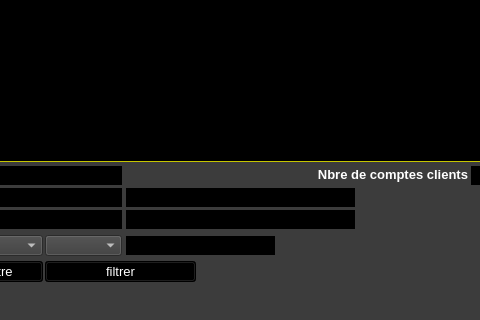
Above: ui/yeroth-erp-clients-window.ui from xnoumbissinoundou/yeroth-erp-3.0 before the change; both pictures show x 119 to 599 and y 280 to 600 of the 800 by 600 pixel window. Below: the same form after it.
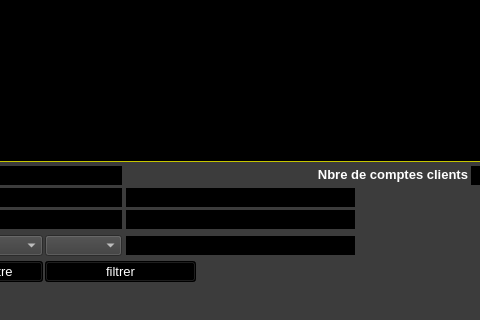
That is the form after the change. Icons and pictures are not drawn. Custom widgets are drawn as their Qt base class.

```diff
--- a/ui/yeroth-erp-clients-window.ui
+++ b/ui/yeroth-erp-clients-window.ui
@@ -5168,7 +5168,7 @@
      <rect>
       <x>244</x>
       <y>465</y>
-      <width>151</width>
+      <width>231</width>
       <height>21</height>
      </rect>
     </property>
```
